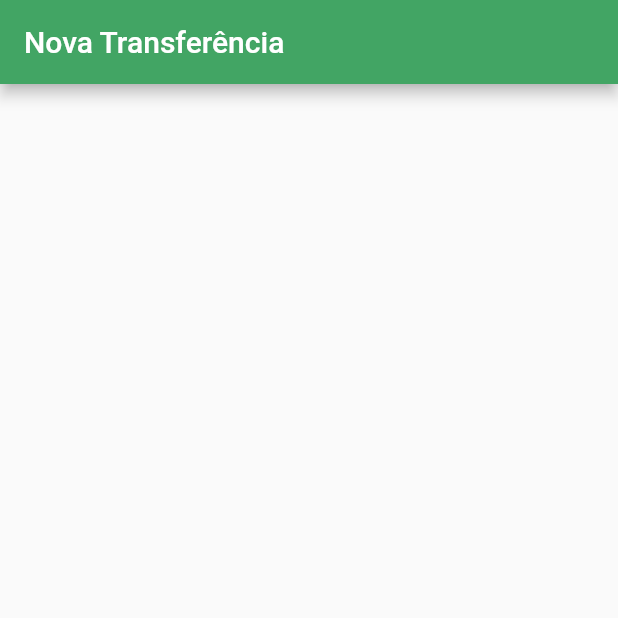
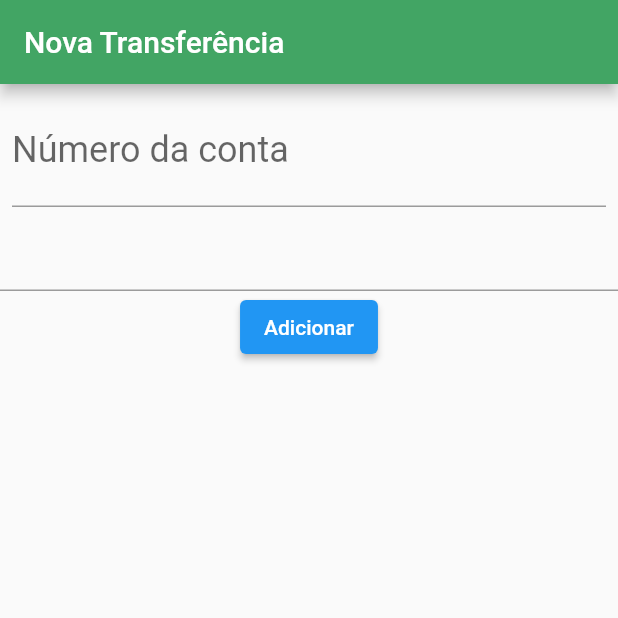
Before and after one commit to Allencs16/Bytebank-flutter, a Flutter app: the screen it shows after launch, on a phone screen of 412 x 824 dp, the top half of it. Run offline on Flutter 3.47's test engine with Material 2 defaults, Android fonts, the phone set to English and light mode, and no system bars.

Commit message:
Inputs, styles

```diff
--- a/lib/main.dart
+++ b/lib/main.dart
@@ -25,6 +25,28 @@ class FormularioTransferencia extends StatelessWidget {
       appBar: AppBar(
         title: Text('Nova Transferência'),
         backgroundColor: const Color.fromARGB(255, 66, 165, 100)
+      ),
+      body: Column(
+        children: [
+          Padding(
+            padding: const EdgeInsets.all(8.0),
+            child: TextField(
+              style: TextStyle(
+                fontSize: 24.0
+              ),
+              decoration: InputDecoration(
+                labelText: 'Número da conta',
+                hintText: '0000'
+              ),
+              keyboardType: TextInputType.number,
+            ),
+          ),
+          TextField(),
+          ElevatedButton(
+            onPressed: () => Printar('mensagem'),
+            child: const Text('Adicionar')
+          )
+        ],
       ),
     );
   }
```
